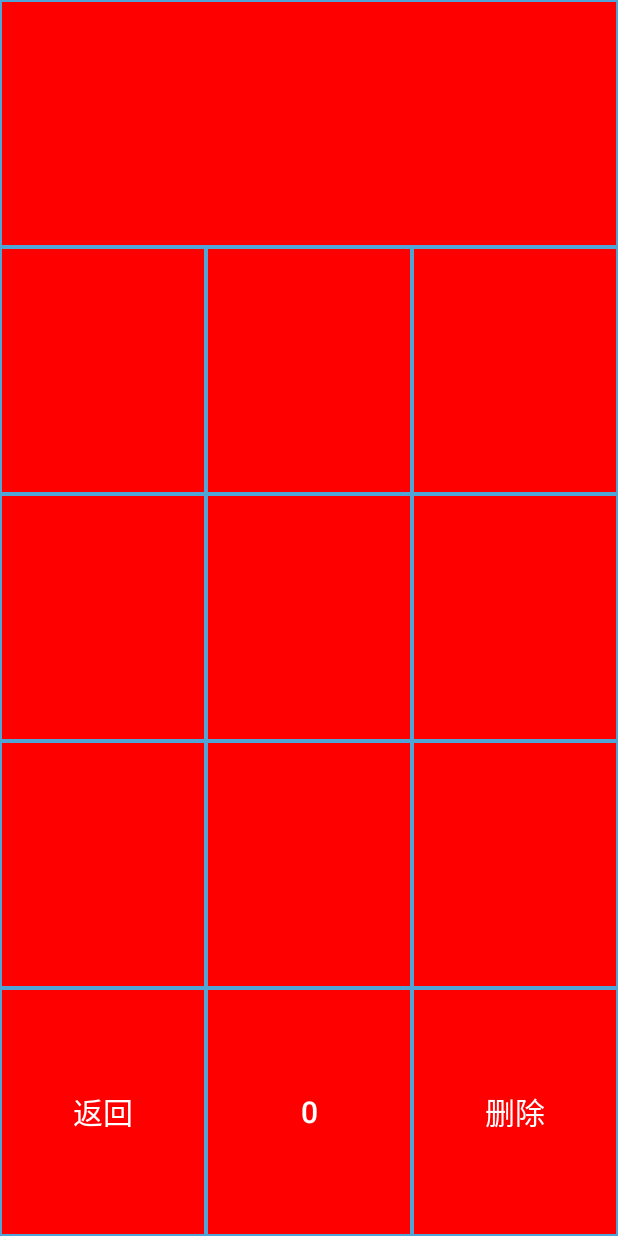
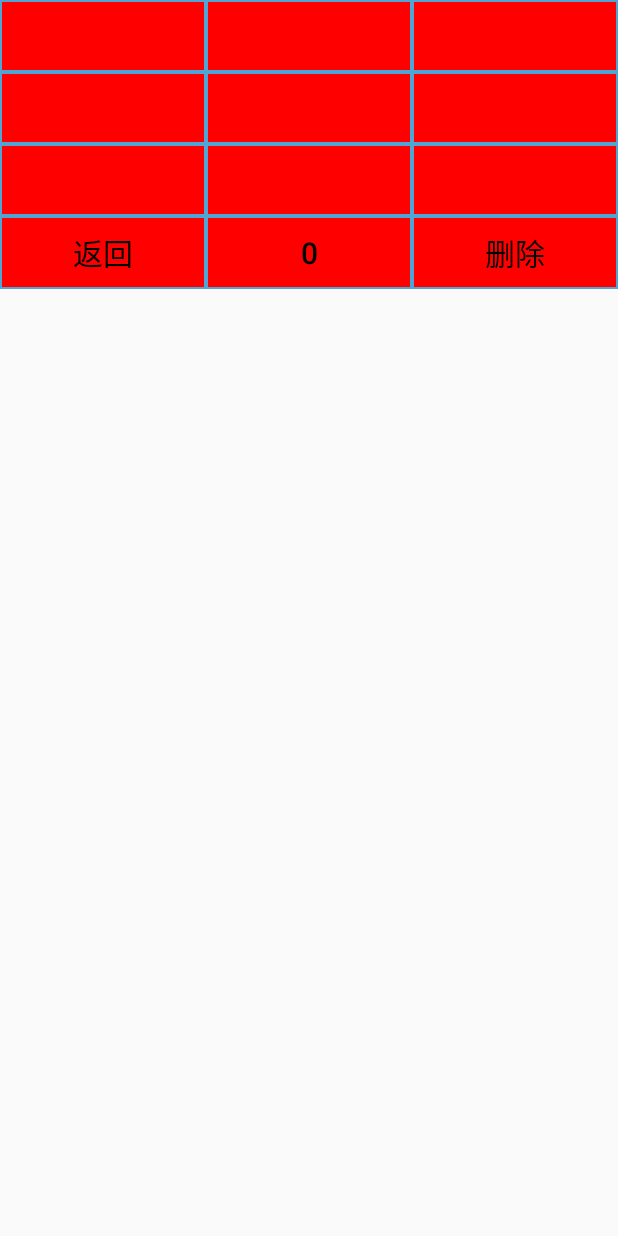
Before and after one commit to linlin01/T9Search, an Android app: the layout view_9keyboard_layout.xml on its own in the app's theme, with its tools: preview values and no code run, on a phone screen of 412 x 824 dp. Run offline under Robolectric (Android 15) with nearby library versions, the phone set to English and light mode, and no system bars.

```diff
--- a/mytest/src/main/res/layout/activity_main.xml
+++ b/mytest/src/main/res/layout/activity_main.xml
@@ -12,7 +12,7 @@
     <linlin.com.common.T9View
         android:id="@+id/appDialerId"
         android:layout_width="fill_parent"
-        android:layout_height="300dp">
+        android:layout_height="280dp">
 
     </linlin.com.common.T9View>
 </RelativeLayout>
--- a/mytest/src/main/res/layout/view_9keyboard_layout.xml
+++ b/mytest/src/main/res/layout/view_9keyboard_layout.xml
@@ -2,26 +2,24 @@
 <LinearLayout
     xmlns:android="http://schemas.android.com/apk/res/android"
     android:layout_width="fill_parent"
-    android:layout_height="fill_parent"
+    android:layout_height="wrap_content"
     android:orientation="vertical"
     android:background="@android:color/transparent">
-    <TextView
-        android:id="@+id/keyWordsTxtId"
-        android:layout_width="fill_parent"
-        android:layout_height="0dp"
-        android:layout_weight="1"
-        android:textSize="@dimen/key_text_size"
-        android:textColor="@color/key_text_color"
-        android:gravity="center"
-        android:singleLine="true"
-        android:maxEms="50"
-        android:background="@drawable/key_btn_selector"
-        android:clickable="true">
-    </TextView>
+    <!--<TextView-->
+        <!--android:id="@+id/keyWordsTxtId"-->
+        <!--android:layout_width="fill_parent"-->
+        <!--android:layout_height="wrap_content"-->
+        <!--android:textSize="@dimen/key_text_size"-->
+        <!--android:textColor="@color/key_text_color"-->
+        <!--android:gravity="center"-->
+        <!--android:singleLine="true"-->
+        <!--android:maxEms="50"-->
+        <!--android:background="@drawable/key_btn_selector"-->
+        <!--android:clickable="true">-->
+    <!--</TextView>-->
     <LinearLayout
         android:layout_width="fill_parent"
-        android:layout_height="0dp"
-        android:layout_weight="1"
+        android:layout_height="wrap_content"
         android:orientation="horizontal">
         <Button
             android:id="@+id/key1BtnId"
@@ -59,8 +57,7 @@
     </LinearLayout>
 	<LinearLayout
         android:layout_width="fill_parent"
-        android:layout_height="0dp"
-        android:layout_weight="1"
+        android:layout_height="wrap_content"
         android:orientation="horizontal">
 	    <Button
             android:id="@+id/key4BtnId"
@@ -98,8 +95,7 @@
 	</LinearLayout>
 	<LinearLayout
         android:layout_width="fill_parent"
-        android:layout_height="0dp"
-        android:layout_weight="1"
+        android:layout_height="wrap_content"
         android:orientation="horizontal">
 	    <Button
             android:id="@+id/key7BtnId"
@@ -137,8 +133,7 @@
 	</LinearLayout>
 	<LinearLayout
         android:layout_width="fill_parent"
-        android:layout_height="0dp"
-        android:layout_weight="1"
+        android:layout_height="wrap_content"
         android:orientation="horizontal">
 	    <Button
             android:id="@+id/key10BtnId"
--- a/mytest/src/main/res/values/colors.xml
+++ b/mytest/src/main/res/values/colors.xml
@@ -4,5 +4,6 @@
     <color name="colorPrimaryDark">#303F9F</color>
     <color name="colorAccent">#FF4081</color>
 
-    <color name="key_text_color">#FFFFFF</color>
+    <color name="key_text_color">#000000</color>
+    <color name="key_text_color1">#44000000</color>
 </resources>
```
Also changed, not shown: mytest/src/main/java/linlin/com/common/T9View.java (+86 -79 lines).
